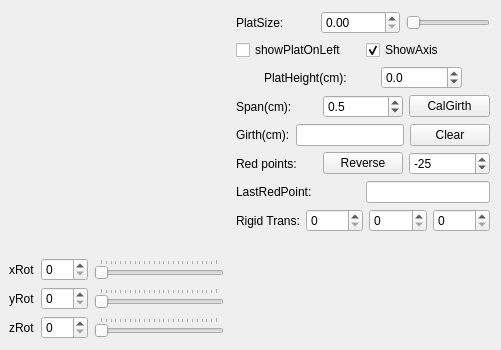
First picture: the form in window.ui, repository vanwoos/MyOpenGL, before the edit.
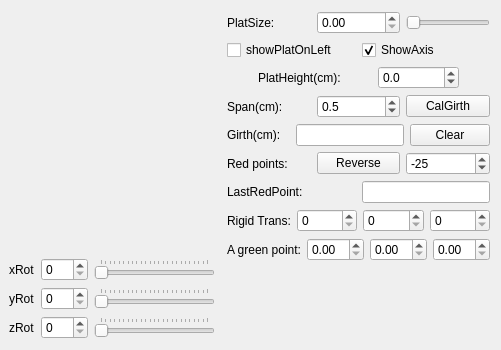
Second picture: the form after the edit. Custom widgets are drawn as their Qt base class.

Patch:
```diff
--- a/window.ui
+++ b/window.ui
@@ -359,6 +359,38 @@
          </item>
         </layout>
        </item>
+       <item>
+        <layout class="QHBoxLayout" name="horizontalLayout_13">
+         <item>
+          <widget class="QLabel" name="label_11">
+           <property name="text">
+            <string>A green point:</string>
+           </property>
+          </widget>
+         </item>
+         <item>
+          <widget class="QDoubleSpinBox" name="doubleSpinBox_4">
+           <property name="singleStep">
+            <double>0.100000000000000</double>
+           </property>
+          </widget>
+         </item>
+         <item>
+          <widget class="QDoubleSpinBox" name="doubleSpinBox_5">
+           <property name="singleStep">
+            <double>0.100000000000000</double>
+           </property>
+          </widget>
+         </item>
+         <item>
+          <widget class="QDoubleSpinBox" name="doubleSpinBox_6">
+           <property name="singleStep">
+            <double>0.100000000000000</double>
+           </property>
+          </widget>
+         </item>
+        </layout>
+       </item>
       </layout>
      </item>
      <item row="1" column="1">
```
